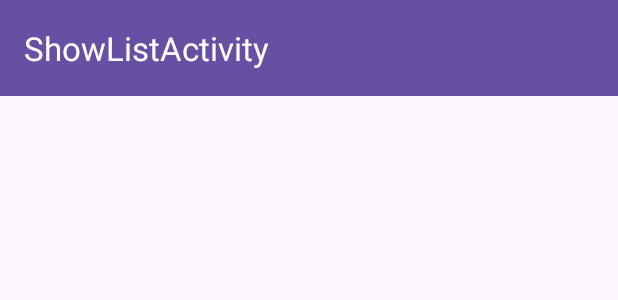
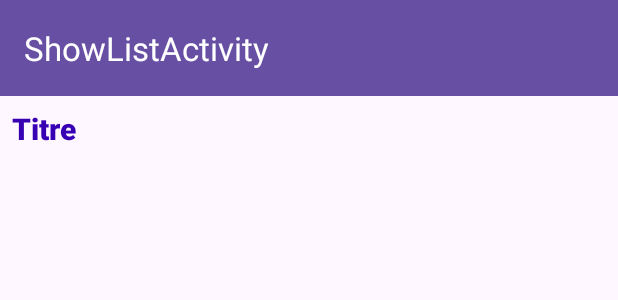
Before and after one commit to BuffetLac61/TEA1_Alexis_API, an Android app: the layout activity_show_list.xml on its own in the app's theme, with its tools: preview values and no code run, on a phone screen of 412 x 824 dp. Shown: the top 300 px of the screen. Run offline under Robolectric (Android 15) with nearby library versions, the phone set to English and light mode, and no system bars.

Commit message:
L'activité ShowListActivity a accès aux infos de la todolise présente dans la mémoire partagée

```diff
--- a/app/src/main/java/com/example/tea1_v01/DropdownItem.kt
+++ b/app/src/main/java/com/example/tea1_v01/DropdownItem.kt
@@ -7,12 +7,11 @@ import android.view.ViewGroup
 import android.widget.TextView
 import androidx.recyclerview.widget.RecyclerView
 
-data class DropdownItem(val id: Int, val name: String) {
+data class DropdownItem(val id: Int, val name: String,val pseudoActif:String) {
 }
 
 
 class DropdownAdapter(private var items: List<DropdownItem>) : RecyclerView.Adapter<DropdownAdapter.ViewHolder>() {
-    var profilListeToDo: ProfilListeToDo? = null
 
     fun updateData(newItems: List<DropdownItem>) {
         items = newItems
@@ -43,6 +42,7 @@ class DropdownAdapter(private var items: List<DropdownItem>) : RecyclerView.Adap
             itemView.setOnClickListener {
                 val context = itemView.context
                 val intent = Intent(context, ShowListActivity::class.java)
+                intent.putExtra("pseudoActif", item.pseudoActif)
                 intent.putExtra("selectedItem", adapterPosition)
                 context.startActivity(intent) // Lancer l'intention pour ouvrir ShowListActivity
             }}
--- a/app/src/main/res/layout/activity_show_list.xml
+++ b/app/src/main/res/layout/activity_show_list.xml
@@ -20,4 +20,19 @@
         app:layout_constraintBaseline_toTopOf="parent"/>
 
 
+    <TextView
+        android:id="@+id/nomProfilActif"
+        android:layout_width="match_parent"
+        android:layout_height="wrap_content"
+        android:text="Titre"
+        android:textSize="20sp"
+        android:textColor="@color/design_default_color_primary_dark"
+        android:textStyle="bold"
+        android:fontFamily="sans-serif-medium"
+        android:padding="8dp"
+        android:background="?attr/selectableItemBackground"
+        android:elevation="2dp"
+        app:layout_constraintTop_toBottomOf="@id/toolbarParametres"
+        />
+
 </androidx.constraintlayout.widget.ConstraintLayout>
```
Also changed, not shown: app/src/main/java/com/example/tea1_v01/ChoixListActivity.kt (+4 -4 lines), app/src/main/java/com/example/tea1_v01/ShowListActivity.kt (+56 -0 lines).
